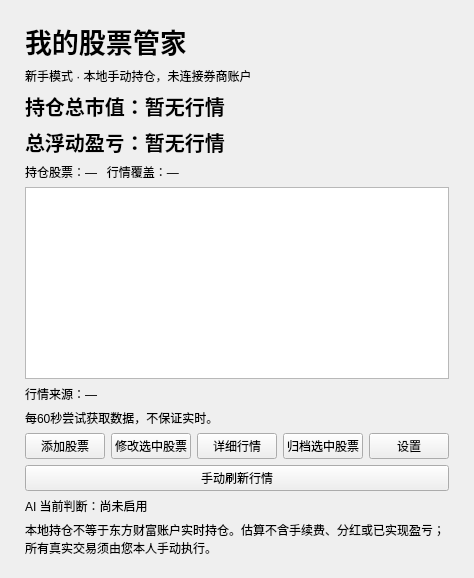
The window that stockwidget/ui/portfolio.ui (kri41106/a-share-ai-butler) describes before a commit, drawn with Qt 5.
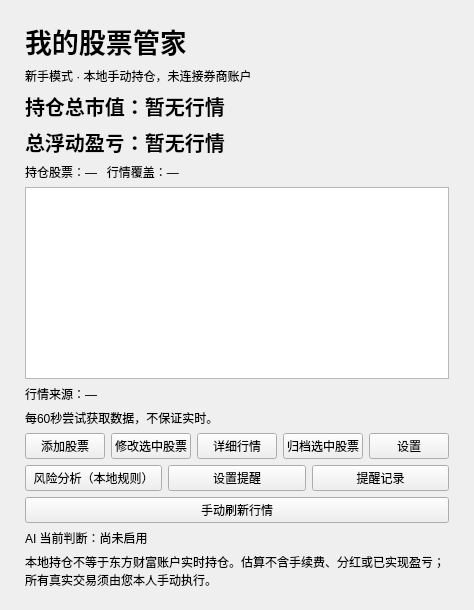
The same window after the commit.

Commit message:
feat: add local A-share risk analysis and persistent alerts (stage3A)
Keep portfolio schema and locks unchanged. Store per-stock rules, analyses, alert history and recovery/cooldown state in a separate transactional local database. Reuse batch quotes and Qt tray messages; retain records when desktop notifications fail. No paid AI, news, position mutation or trading.

Validation: 45 new tests and 244 related tests passed; actual Windows frozen EXE and freshly extracted ZIP opened both portfolio and reminder settings with system ICU.

The edit to the form file:
```diff
--- a/stockwidget/ui/portfolio.ui
+++ b/stockwidget/ui/portfolio.ui
@@ -180,6 +180,31 @@
          </item>
         </layout>
        </item>
+       <item>
+        <layout class="QHBoxLayout" name="riskActions">
+         <item>
+          <widget class="QPushButton" name="riskButton">
+           <property name="text">
+            <string>风险分析（本地规则）</string>
+           </property>
+          </widget>
+         </item>
+         <item>
+          <widget class="QPushButton" name="alertsButton">
+           <property name="text">
+            <string>设置提醒</string>
+           </property>
+          </widget>
+         </item>
+         <item>
+          <widget class="QPushButton" name="recordsButton">
+           <property name="text">
+            <string>提醒记录</string>
+           </property>
+          </widget>
+         </item>
+        </layout>
+       </item>
        <item>
         <widget class="QPushButton" name="refreshButton">
          <property name="text">
```
The commit also changes 15 other files.
